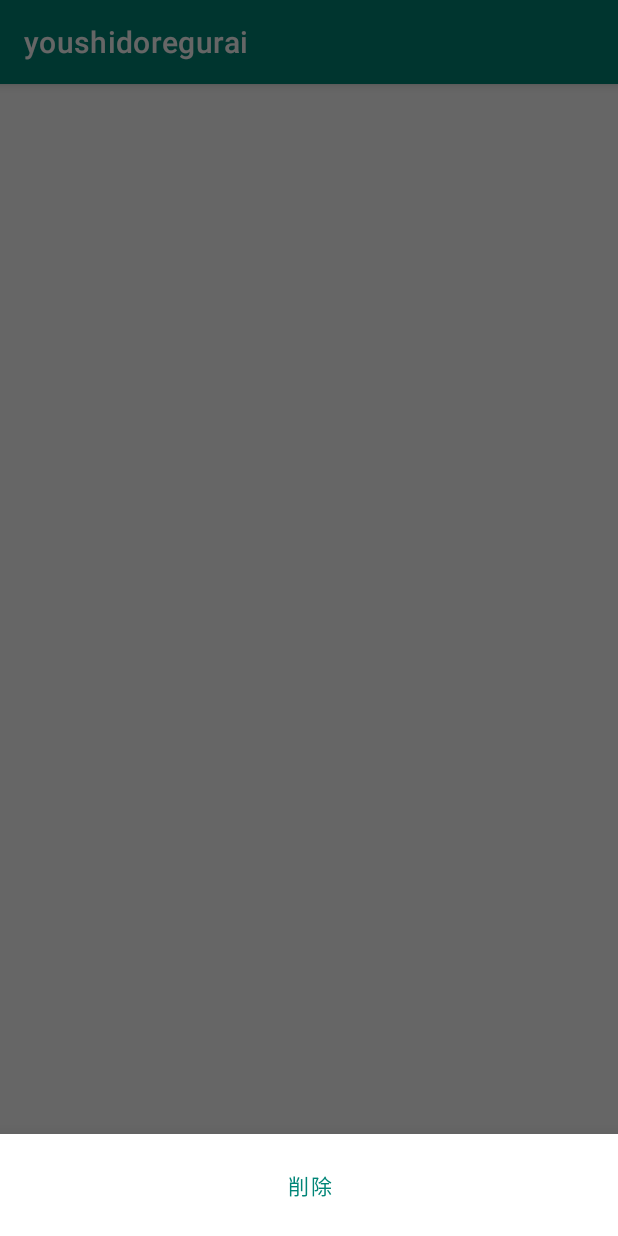
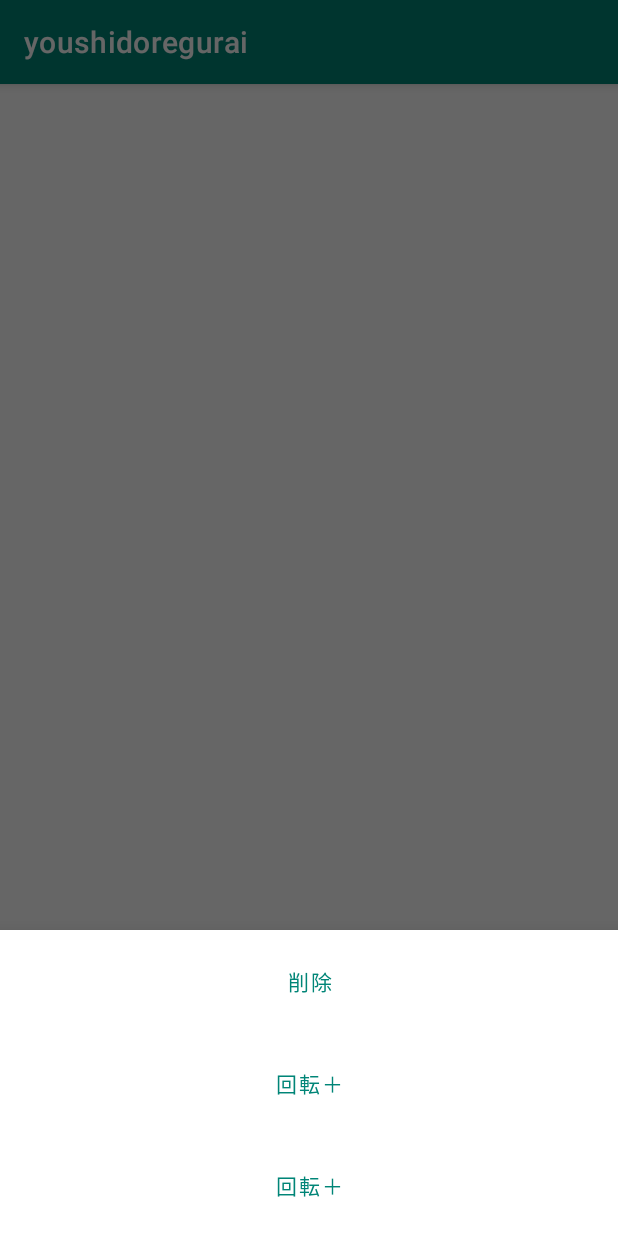
Before and after one commit to takusan23/youshidoregurai, an Android app: the fragment ModelBottomFragment placed in its activity, on a phone screen of 412 x 824 dp. Run offline under Robolectric (Android 15) with nearby library versions, the phone set to English and light mode, and no system bars; libraries missing offline, so code that uses them is left out: com.google.ar.sceneform; 1 statement that could not run was skipped.

Commit message:
よくわからん

```diff
--- a/app/src/main/java/io/github/takusan23/youshidoregurai/MainActivity.kt
+++ b/app/src/main/java/io/github/takusan23/youshidoregurai/MainActivity.kt
@@ -4,7 +4,6 @@ import android.app.Activity
 import android.app.ActivityManager
 import android.content.Context
 import android.graphics.Color
-import android.graphics.SurfaceTexture
 import android.os.Build
 import androidx.appcompat.app.AppCompatActivity
 import android.os.Bundle
@@ -13,14 +12,7 @@ import com.google.ar.sceneform.ux.ArFragment
 import com.google.ar.sceneform.math.Vector3
 import com.google.ar.sceneform.rendering.ShapeFactory
 import com.google.ar.sceneform.rendering.MaterialFactory
-import androidx.core.app.ComponentActivity
-import androidx.core.app.ComponentActivity.ExtraData
-import androidx.core.content.ContextCompat.getSystemService
-import android.icu.lang.UCharacter.GraphemeClusterBreak.T
-import android.view.SurfaceView
-import android.view.View.*
 import android.view.WindowManager
-import android.view.WindowManager.LayoutParams.LAYOUT_IN_DISPLAY_CUTOUT_MODE_SHORT_EDGES
 import com.google.ar.sceneform.AnchorNode
 import com.google.ar.sceneform.rendering.ModelRenderable
 import com.google.ar.sceneform.ux.TransformableNode
@@ -33,9 +25,16 @@ class MainActivity : AppCompatActivity() {
 
     //lateinit var modelRenderable: ModelRenderable
 
+    //用紙
     lateinit var paperA4ModelRenderable: ModelRenderable
     lateinit var paperB5ModelRenderable: ModelRenderable
     lateinit var paperHagakiRenderable: ModelRenderable
+
+    //用紙のVector。多分取得方法あると思う。
+    lateinit var paperA4Vector3: Vector3
+    lateinit var paperB5Vector3: Vector3
+    lateinit var paperHagakiVector3: Vector3
+
 
     override fun onCreate(savedInstanceState: Bundle?) {
         super.onCreate(savedInstanceState)
@@ -53,7 +52,8 @@ class MainActivity : AppCompatActivity() {
         supportActionBar?.hide()
         if (Build.VERSION.SDK_INT >= Build.VERSION_CODES.P) {
             val attrib = window.attributes
-            attrib.layoutInDisplayCutoutMode = WindowManager.LayoutParams.LAYOUT_IN_DISPLAY_CUTOUT_MODE_SHORT_EDGES
+            attrib.layoutInDisplayCutoutMode =
+                WindowManager.LayoutParams.LAYOUT_IN_DISPLAY_CUTOUT_MODE_SHORT_EDGES
         }
 
         //それぞれ初期化
@@ -64,11 +64,17 @@ class MainActivity : AppCompatActivity() {
         arFragment.setOnTapArPlaneListener { hitResult, plane, motionEvent ->
 
             //返す。
-                val model = when(ar_tablayout.selectedTabPosition){
-                    0->paperA4ModelRenderable
-                    1->paperB5ModelRenderable
-                    2->paperHagakiRenderable
-                    else->paperA4ModelRenderable
+            val model = when (ar_tablayout.selectedTabPosition) {
+                0 -> paperA4ModelRenderable
+                1 -> paperB5ModelRenderable
+                2 -> paperHagakiRenderable
+                else -> paperA4ModelRenderable
+            }
+            val vector3 = when (ar_tablayout.selectedTabPosition) {
+                0 -> paperA4Vector3
+                1 -> paperB5Vector3
+                2 -> paperHagakiVector3
+                else -> paperA4Vector3
             }
 
             //初期化済みのとき、利用可能
@@ -79,14 +85,17 @@ class MainActivity : AppCompatActivity() {
             // Create the transformable andy and add it to the anchor.
             val node = TransformableNode(arFragment.transformationSystem)
             node.setParent(anchorNode)
+            node.scaleController.sensitivity = 0f   //感度を０にするとズームできなくなる？
             node.renderable = model
             node.select()
 
             node.setOnTapListener { hitTestResult, motionEvent ->
                 //削除するか？ボトムシートで
-                    val modelBottomFragment = ModelBottomFragment(node)
-                    modelBottomFragment.show(supportFragmentManager,"model_bottom")
+                val modelBottomFragment =
+                    ModelBottomFragment(anchorNode, node, model, arFragment, vector3)
+                modelBottomFragment.show(supportFragmentManager, "model_bottom")
             }
+
 
         }
 
@@ -96,6 +105,7 @@ class MainActivity : AppCompatActivity() {
     private fun initHagaki() {
         val height = 100f
         val width = 148f
+        paperHagakiVector3 = Vector3(height / 1000f, 0.05f, width / 1000f)
         // A4　用紙
         MaterialFactory.makeOpaqueWithColor(
             this,
@@ -103,7 +113,7 @@ class MainActivity : AppCompatActivity() {
         ).thenAccept { material ->
             paperHagakiRenderable =
                 ShapeFactory.makeCube(
-                    Vector3(height / 1000f, 0.05f, width / 1000f),
+                    paperHagakiVector3,
                     Vector3.zero(),
                     material
                 )
@@ -114,6 +124,7 @@ class MainActivity : AppCompatActivity() {
     private fun initB5() {
         val height = 182f
         val width = 257f
+        paperB5Vector3 = Vector3(height / 1000f, 0.05f, width / 1000f)
         // A4　用紙
         MaterialFactory.makeOpaqueWithColor(
             this,
@@ -121,7 +132,7 @@ class MainActivity : AppCompatActivity() {
         ).thenAccept { material ->
             paperB5ModelRenderable =
                 ShapeFactory.makeCube(
-                    Vector3(height / 1000f, 0.05f, width / 1000f),
+                    paperB5Vector3,
                     Vector3.zero(),
                     material
                 )
@@ -132,6 +143,7 @@ class MainActivity : AppCompatActivity() {
     private fun initA4() {
         val height = 297f
         val width = 210f
+        paperA4Vector3 = Vector3(height / 1000f, 0.05f, width / 1000f)
         // A4　用紙
         MaterialFactory.makeOpaqueWithColor(
             this,
@@ -139,7 +151,7 @@ class MainActivity : AppCompatActivity() {
         ).thenAccept { material ->
             paperA4ModelRenderable =
                 ShapeFactory.makeCube(
-                    Vector3(height / 1000f, 0.05f, width / 1000f),
+                    paperA4Vector3,
                     Vector3.zero(),
                     material
                 )
--- a/app/src/main/java/io/github/takusan23/youshidoregurai/ModelBottomFragment.kt
+++ b/app/src/main/java/io/github/takusan23/youshidoregurai/ModelBottomFragment.kt
@@ -4,14 +4,23 @@ import android.os.Bundle
 import android.view.LayoutInflater
 import android.view.View
 import android.view.ViewGroup
-import android.widget.Toast
 import com.google.android.material.bottomsheet.BottomSheetDialogFragment
-import com.google.ar.sceneform.FrameTime
+import com.google.ar.sceneform.AnchorNode
 import com.google.ar.sceneform.math.Vector3
+import com.google.ar.sceneform.rendering.ModelRenderable
+import com.google.ar.sceneform.ux.ArFragment
 import com.google.ar.sceneform.ux.TransformableNode
 import kotlinx.android.synthetic.main.bottomfragment_model.*
+import com.google.ar.sceneform.math.Quaternion
 
-class ModelBottomFragment(val model: TransformableNode) : BottomSheetDialogFragment() {
+
+class ModelBottomFragment(
+    val anchor: AnchorNode,
+    val node: TransformableNode,
+    val model: ModelRenderable,
+    val arFragment: ArFragment,
+    val vector3: Vector3
+) : BottomSheetDialogFragment() {
 
     override fun onCreateView(
         inflater: LayoutInflater,
@@ -28,7 +37,8 @@ class ModelBottomFragment(val model: TransformableNode) : BottomSheetDialogFragm
 
         //削除
         bottom_fragment_model_delete_button.setOnClickListener {
-            model.isEnabled = false
+            node.isEnabled = false
         }
+
     }
 }
--- a/app/src/main/res/layout/bottomfragment_model.xml
+++ b/app/src/main/res/layout/bottomfragment_model.xml
@@ -11,4 +11,18 @@
         android:layout_margin="10sp"
         android:text="削除" />
 
+    <Button
+        android:id="@+id/bottom_fragment_model_scale_add_button"
+        android:layout_width="match_parent"
+        android:layout_height="wrap_content"
+        android:layout_margin="10sp"
+        android:text="回転＋" />
+
+    <Button
+        android:id="@+id/bottom_fragment_model_scale_minus_button"
+        android:layout_width="match_parent"
+        android:layout_height="wrap_content"
+        android:layout_margin="10sp"
+        android:text="回転＋" />
+
 </LinearLayout>
```
Lines whose indentation alone changed are shown as unchanged.
